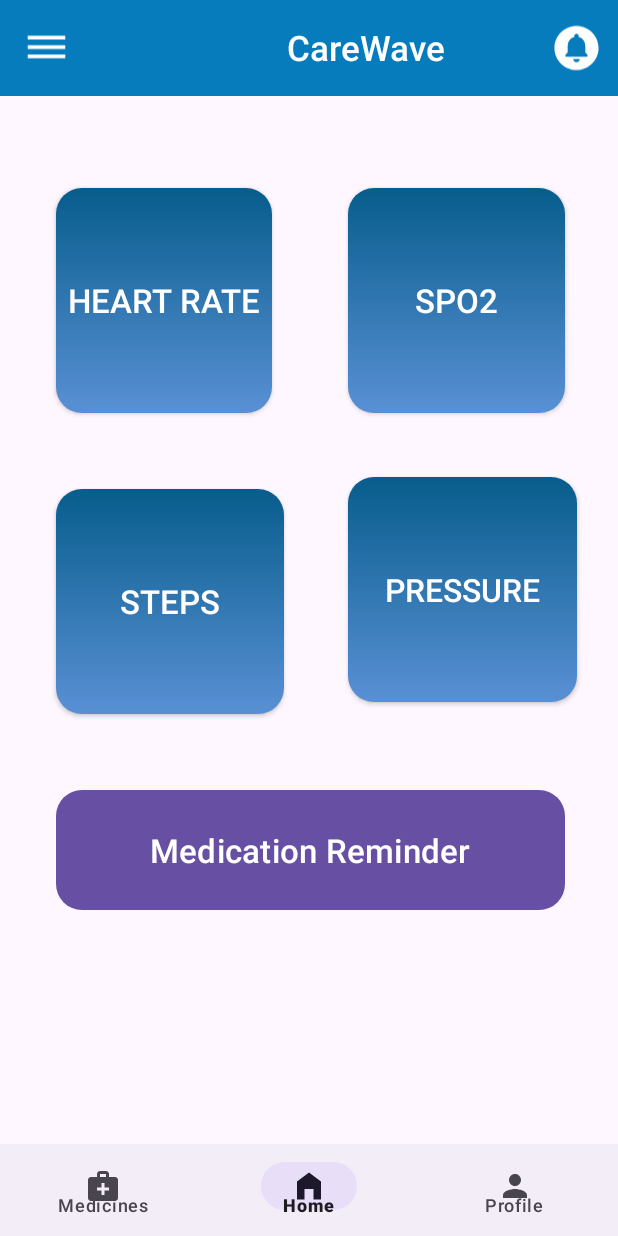
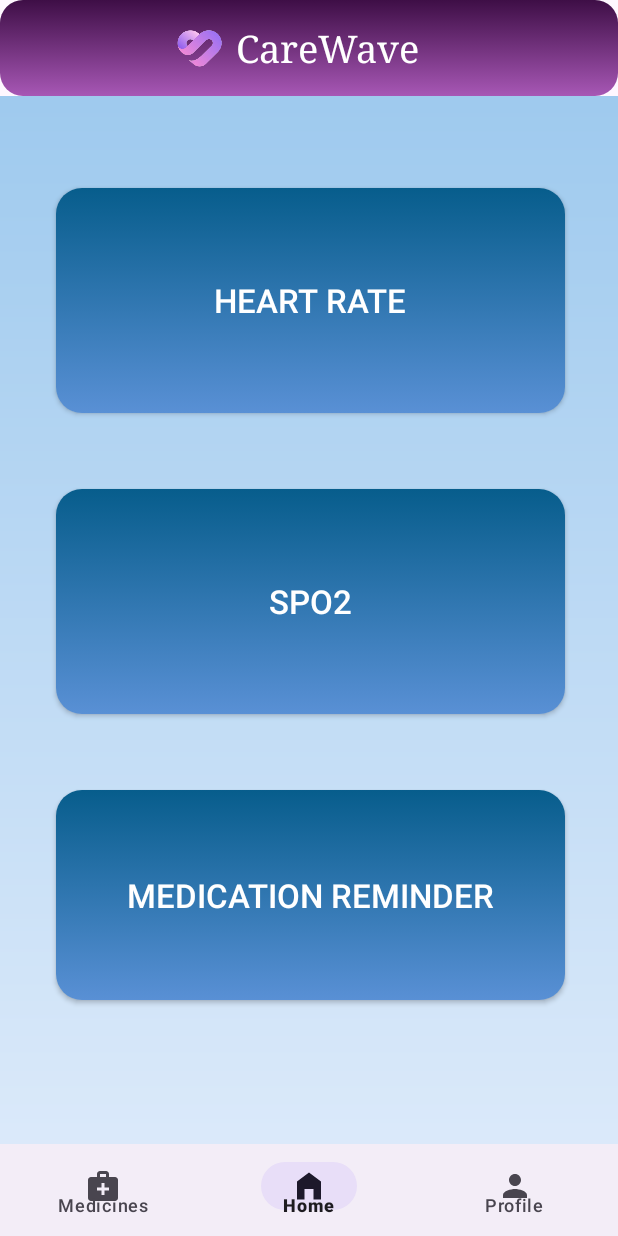
Before and after one commit to CareWave-project/CareWave, an Android app: the screen it shows after launch once a user with an empty profile is signed in (DashboardActivity), on a phone screen of 412 x 824 dp. Run offline under Robolectric (Android 15) with nearby library versions, the phone set to English and light mode, and no system bars; our stand-ins replace Firebase (no records; nobody signed in at launch, a user with empty details on screens opened directly).

Commit message:
Update activity_dashboard.xml

```diff
--- a/CareWave1/app/src/main/res/layout/activity_dashboard.xml
+++ b/CareWave1/app/src/main/res/layout/activity_dashboard.xml
@@ -4,6 +4,7 @@
     xmlns:tools="http://schemas.android.com/tools"
     android:layout_width="match_parent"
     android:layout_height="match_parent"
+    android:background="@drawable/app_bg"
     tools:context=".MainActivity">
 
 
@@ -18,7 +19,7 @@
             android:id="@+id/toolbar"
             android:layout_width="match_parent"
             android:layout_height="?attr/actionBarSize"
-            android:background="@drawable/toolbar_bg"
+            android:background="@drawable/bottom_button_bg"
             app:layout_scrollFlags="scroll|enterAlways">
 
             <!-- Centered LinearLayout for items -->
@@ -27,15 +28,15 @@
                 android:layout_height="match_parent"
                 android:gravity="center">
 
-                <!-- Menu Icon -->
+                <!-- CareWave Logo -->
                 <ImageView
-                    android:id="@+id/menu_icon"
-                    android:layout_width="30dp"
+                    android:id="@+id/carewave_logo"
+                    android:layout_width="38dp"
                     android:layout_height="match_parent"
                     android:layout_gravity="start"
-                    android:layout_marginStart="-0dp"
-                    android:layout_marginEnd="0dp"
-                    android:src="@drawable/icon_menu" />
+                    android:layout_marginStart="-44dp"
+                    android:layout_marginEnd="-100dp"
+                    android:src="@drawable/carewave_logo" />
 
                 <!-- CareWave Text -->
                 <TextView
@@ -43,22 +44,22 @@
                     android:layout_width="wrap_content"
                     android:layout_height="wrap_content"
                     android:layout_gravity="center"
-                    android:layout_marginStart="145dp"
+                    android:layout_marginStart="105dp"
                     android:layout_marginEnd="-10dp"
-                    android:fontFamily="sans-serif-medium"
+                    android:fontFamily="serif"
                     android:text="CareWave"
                     android:textColor="@color/white"
-                    android:textSize="23sp" />
+                    android:textSize="25dp" />
 
                 <!-- Notification Icon -->
-                <ImageView
-                    android:id="@+id/notification_icon"
-                    android:layout_width="35dp"
-                    android:layout_height="match_parent"
-                    android:layout_gravity="end"
-                    android:layout_marginStart="80dp"
-                    android:layout_marginEnd="10dp"
-                    android:src="@drawable/icon_notification" />
+                <!--                <ImageView-->
+                <!--                    android:id="@+id/notification_icon"-->
+                <!--                    android:layout_width="35dp"-->
+                <!--                    android:layout_height="match_parent"-->
+                <!--                    android:layout_gravity="end"-->
+                <!--                    android:layout_marginStart="80dp"-->
+                <!--                    android:layout_marginEnd="10dp"-->
+                <!--                    android:src="@drawable/icon_notification" />-->
 
             </LinearLayout>
         </androidx.appcompat.widget.Toolbar>
@@ -71,7 +72,7 @@
         android:layout_height="wrap_content"
         android:orientation="vertical">
 
-    <!-- First Horizontal LinearLayout for the first set of buttons -->
+        <!-- First Horizontal LinearLayout for the first set of buttons -->
         <LinearLayout
             android:layout_width="match_parent"
             android:layout_height="wrap_content"
@@ -96,20 +97,10 @@
                 android:gravity="center"
                 android:text="Heart Rate"
                 android:textColor="@color/white"
-                android:textSize="22sp" />
+                android:textSize="22sp"
+                tools:ignore="Deprecated" />
 
-            <androidx.appcompat.widget.AppCompatButton
-                android:id="@+id/buttonSpO2"
-                android:layout_width="0dp"
-                android:layout_height="150dp"
-                android:layout_margin="25dp"
-                android:layout_weight=".5"
-                android:background="@drawable/top_button_bg"
-                android:drawablePadding="1dp"
-                android:gravity="center"
-                android:text="@string/spo2"
-                android:textColor="@color/white"
-                android:textSize="22sp"/>
+
 
 
 
@@ -117,7 +108,7 @@
         </LinearLayout>
 
 
-    <!-- Second Horizontal LinearLayout for the second set of buttons -->
+        <!-- Second Horizontal LinearLayout for the second set of buttons -->
 
         <LinearLayout
             android:layout_width="match_parent"
@@ -126,9 +117,9 @@
             android:layout_marginEnd="10dp"
             android:orientation="horizontal">
 
-            <!-- Third Button -->
+            <!-- 2nd Button -->
             <androidx.appcompat.widget.AppCompatButton
-                android:id="@+id/buttonSteps"
+                android:id="@+id/buttonSpO2"
                 android:layout_width="0dp"
                 android:layout_height="150dp"
                 android:layout_margin="25dp"
@@ -138,24 +129,11 @@
 
                 android:drawablePadding="8dp"
                 android:gravity="center"
-                android:text="Steps"
+                android:text="SpO2"
                 android:textColor="@color/white"
                 android:textSize="22sp"/>
 
-            <!-- Fourth Button -->
-            <androidx.appcompat.widget.AppCompatButton
-                android:id="@+id/buttonPressure"
-                android:layout_width="0dp"
-                android:layout_height="150dp"
-                android:layout_margin="17dp"
-                android:layout_weight=".5"
-                android:background="@drawable/top_button_bg"
 
-                android:drawablePadding="8dp"
-                android:gravity="center"
-                android:text="Pressure"
-                android:textColor="@color/white"
-                android:textSize="21sp"/>
         </LinearLayout>
         <!-- Third Horizontal LinearLayout for the second set of buttons -->
         <LinearLayout
@@ -166,19 +144,19 @@
             android:orientation="horizontal">
 
             <!-- Fifth Button -->
-            <Button
+            <androidx.appcompat.widget.AppCompatButton
                 android:id="@+id/buttonMedicationReminder"
                 android:layout_width="0dp"
-                android:layout_height="80dp"
-                android:layout_margin="25dp"
+                android:layout_height="140sp"
+                android:layout_margin="25sp"
                 android:layout_weight=".5"
                 android:background="@drawable/top_button_bg"
 
                 android:drawablePadding="8dp"
                 android:gravity="center"
                 android:text="Medication Reminder"
-                android:textColor="@color/white"
-                android:textSize="22dp"/>
+                android:textColor="#FFFFFF"
+                android:textSize="22sp"/>
 
 
         </LinearLayout>
```
